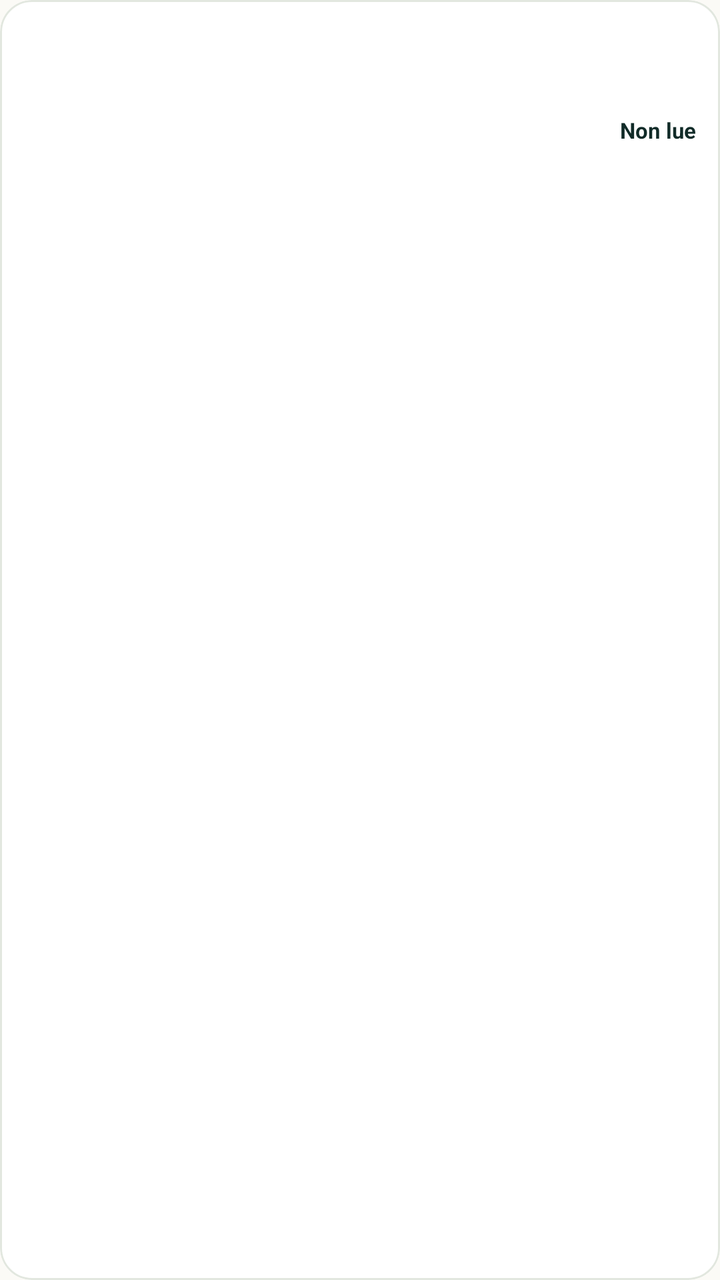
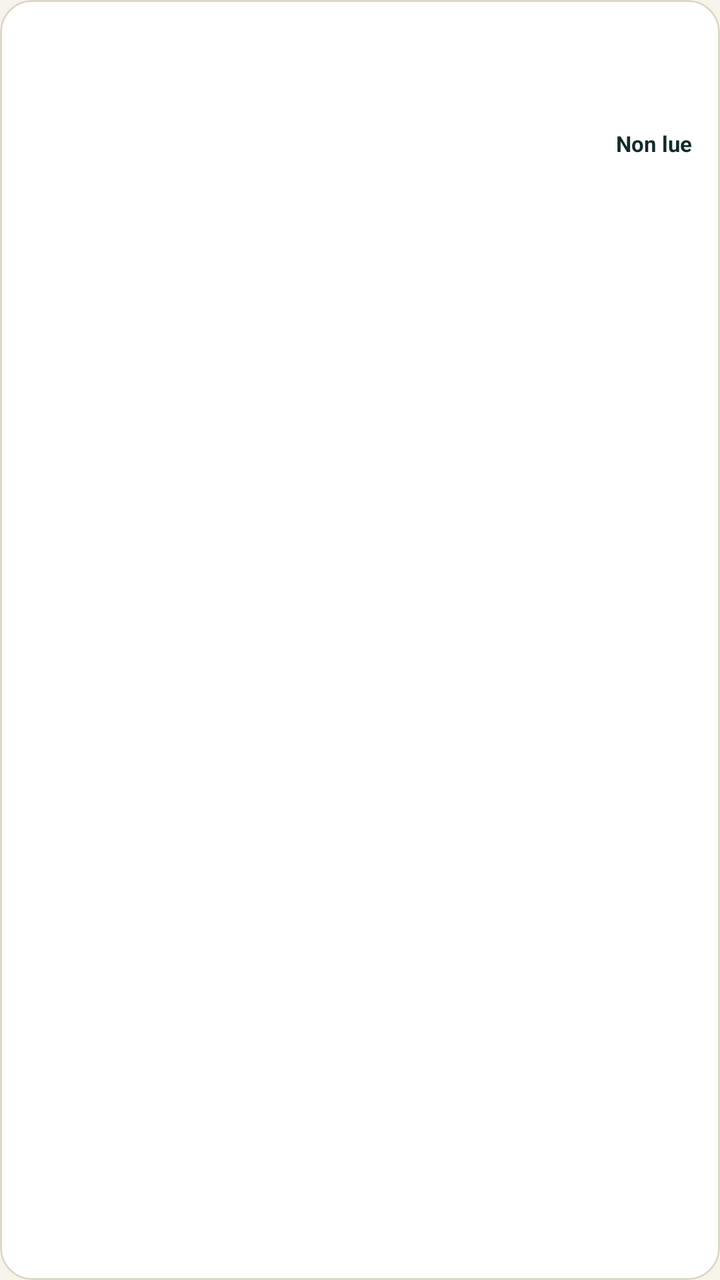

The first picture is an Android layout as it rendered before a commit; the second is the same layout after the commit. The layout source and the unified diff follow.
<!-- AndroidManifest.xml: application theme Theme.Masrouf1 -->
<!-- res/layout/item_notification.xml -->
<?xml version="1.0" encoding="utf-8"?>
<com.google.android.material.card.MaterialCardView xmlns:android="http://schemas.android.com/apk/res/android"
    xmlns:app="http://schemas.android.com/apk/res-auto"
    android:layout_width="match_parent"
    android:layout_height="wrap_content"
    android:layout_marginBottom="8dp"
    android:clickable="true"
    android:focusable="true"
    app:cardBackgroundColor="@color/alabaster"
    app:cardCornerRadius="16dp"
    app:strokeColor="@color/card_border"
    app:strokeWidth="1dp">
    <LinearLayout android:layout_width="match_parent" android:layout_height="wrap_content" android:orientation="vertical" android:padding="12dp">
        <TextView android:id="@+id/notification_title" android:layout_width="match_parent" android:layout_height="wrap_content" android:textColor="@color/forest" android:textStyle="bold" />
        <TextView android:id="@+id/notification_message" android:layout_width="match_parent" android:layout_height="wrap_content" android:layout_marginTop="4dp" android:textColor="@color/ink" />
        <LinearLayout android:layout_width="match_parent" android:layout_height="wrap_content" android:gravity="center_vertical" android:orientation="horizontal">
            <TextView android:id="@+id/notification_date" android:layout_width="0dp" android:layout_height="wrap_content" android:layout_weight="1" android:layout_marginTop="6dp" android:textColor="@color/muted_green" android:textSize="12sp" />
            <TextView android:id="@+id/notification_unread_badge" android:layout_width="wrap_content" android:layout_height="wrap_content" android:text="@string/notification_unread" android:textColor="@color/forest" android:textSize="11sp" android:textStyle="bold" />
        </LinearLayout>
    </LinearLayout>
</com.google.android.material.card.MaterialCardView>
<!-- resources referenced by this layout -->
<resources>
  <color name="card_border">#E2E7DF</color>
  <color name="ink">#112B28</color>
  <color name="muted_green">#61746D</color>
  <style name="Base.Theme.Masrouf1" parent="Theme.Material3.DayNight.NoActionBar">
          
          <item name="colorPrimary">@color/forest</item>
          <item name="colorOnPrimary">@color/alabaster</item>
          <item name="colorPrimaryContainer">@color/mint</item>
          <item name="colorOnPrimaryContainer">@color/forest</item>
          <item name="colorSecondary">@color/emerald</item>
          <item name="colorOnSecondary">@color/alabaster</item>
          <item name="colorSecondaryContainer">@color/mint_light</item>
          <item name="colorOnSecondaryContainer">@color/forest</item>
          <item name="colorTertiary">@color/mint_accent</item>
          <item name="colorOnTertiary">@color/forest</item>
          <item name="colorTertiaryContainer">@color/mint</item>
          <item name="colorOnTertiaryContainer">@color/forest</item>
  
          
          <item name="colorControlActivated">@color/emerald</item>
          <item name="colorControlHighlight">@color/mint</item>
          <item name="colorControlNormal">@color/muted_green</item>
          <item name="colorAccent">@color/emerald</item>
          <item name="android:colorAccent">@color/emerald</item>
          <item name="android:textColorHighlight">@color/mint</item>
  
          
          <item name="colorSurface">@color/alabaster</item>
          <item name="colorOnSurface">@color/forest</item>
          <item name="colorSurfaceVariant">@color/cream</item>
          <item name="colorOnSurfaceVariant">@color/muted_green</item>
          <item name="colorSurfaceContainerLowest">@color/alabaster</item>
          <item name="colorSurfaceContainerLow">@color/cream</item>
          <item name="colorSurfaceContainer">@color/cream</item>
          <item name="colorSurfaceContainerHigh">@color/mint</item>
          <item name="colorSurfaceContainerHighest">@color/mint</item>
          <item name="android:colorBackground">@color/cream</item>
          <item name="colorOnBackground">@color/forest</item>
  
          
          <item name="colorError">@color/coral</item>
          <item name="colorOnError">@color/alabaster</item>
  
          
          <item name="colorOutline">@color/card_border</item>
          <item name="colorOutlineVariant">@color/card_border</item>
  
          
          <item name="android:textColorPrimary">@color/forest</item>
          <item name="android:textColorSecondary">@color/muted_green</item>
          <item name="android:textColorHint">@color/muted_green</item>
  
          
          <item name="android:windowLightStatusBar">true</item>
          <item name="android:statusBarColor">@color/cream</item>
          <item name="android:navigationBarColor">@color/cream</item>
          <item name="android:windowBackground">@color/cream</item>
  
          
          <item name="android:colorEdgeEffect">@color/mint_accent</item>
  
          
          <item name="textInputStyle">@style/Widget.Masrouf.TextInputLayout</item>
          <item name="chipStyle">@style/Widget.Masrouf.Chip</item>
          <item name="materialButtonOutlinedStyle">@style/Widget.Masrouf.Button.Outlined</item>
          <item name="materialAlertDialogTheme">@style/ThemeOverlay.Masrouf.AlertDialog</item>
          
          <item name="editTextStyle">@style/Widget.Masrouf.EditText</item>
          
          <item name="android:textColor">@color/ink</item>
          
          <item name="materialButtonStyle">@style/Widget.Masrouf.Button.Material</item>
      </style>
  <color name="mint_accent">#85B8A5</color>
  <color name="cream">#FBFAF6</color>
  <style name="Widget.Masrouf.TextInputLayout" parent="Widget.Material3.TextInputLayout.OutlinedBox">
          <item name="boxBackgroundColor">@color/alabaster</item>
          <item name="boxStrokeColor">@color/text_input_stroke_color</item>
          <item name="hintEnabled">false</item>
          <item name="hintTextColor">@color/text_input_label_color</item>
          <item name="android:textColorHint">@color/muted_green</item>
          <item name="boxCornerRadiusTopStart">12dp</item>
          <item name="boxCornerRadiusTopEnd">12dp</item>
          <item name="boxCornerRadiusBottomStart">12dp</item>
          <item name="boxCornerRadiusBottomEnd">12dp</item>
      </style>
  <style name="Widget.Masrouf.Chip" parent="Widget.Material3.Chip.Filter">
          <item name="chipBackgroundColor">@color/chip_background_color</item>
          <item name="chipStrokeColor">@color/chip_stroke_color</item>
          <item name="chipStrokeWidth">1dp</item>
          <item name="android:textColor">@color/forest</item>
          <item name="checkedIconTint">@color/emerald</item>
      </style>
  <style name="Widget.Masrouf.Button.Outlined" parent="Widget.Material3.Button.OutlinedButton">
          <item name="android:textColor">@color/forest</item>
          <item name="strokeColor">@color/forest</item>
          <item name="iconTint">@color/forest</item>
      </style>
  <style name="ThemeOverlay.Masrouf.AlertDialog" parent="ThemeOverlay.Material3.MaterialAlertDialog">
          <item name="colorPrimary">@color/forest</item>
          <item name="colorSecondary">@color/emerald</item>
          <item name="colorSurface">@color/alabaster</item>
          <item name="colorSurfaceContainerHigh">@color/alabaster</item>
          <item name="buttonBarPositiveButtonStyle">@style/Widget.Masrouf.DialogButton</item>
          <item name="buttonBarNegativeButtonStyle">@style/Widget.Masrouf.DialogButton</item>
          <item name="buttonBarNeutralButtonStyle">@style/Widget.Masrouf.DialogButton</item>
      </style>
  <style name="Widget.Masrouf.EditText" parent="Widget.AppCompat.EditText">
          <item name="android:textColor">@color/ink</item>
          <item name="android:textColorHint">@color/muted_green</item>
      </style>
  <style name="Widget.Masrouf.DialogButton" parent="Widget.Material3.Button.TextButton.Dialog">
          <item name="android:textColor">@color/emerald</item>
      </style>
  <!-- unchanged entries left out for length: 9 -->
</resources>

<!-- the commit's change to res/layout/item_notification.xml (unified diff, before → after) -->
@@ -3,19 +3,79 @@
     xmlns:app="http://schemas.android.com/apk/res-auto"
     android:layout_width="match_parent"
     android:layout_height="wrap_content"
-    android:layout_marginBottom="8dp"
+    android:layout_marginBottom="10dp"
     android:clickable="true"
     android:focusable="true"
     app:cardBackgroundColor="@color/alabaster"
     app:cardCornerRadius="16dp"
+    app:cardElevation="0dp"
     app:strokeColor="@color/card_border"
     app:strokeWidth="1dp">
-    <LinearLayout android:layout_width="match_parent" android:layout_height="wrap_content" android:orientation="vertical" android:padding="12dp">
-        <TextView android:id="@+id/notification_title" android:layout_width="match_parent" android:layout_height="wrap_content" android:textColor="@color/forest" android:textStyle="bold" />
-        <TextView android:id="@+id/notification_message" android:layout_width="match_parent" android:layout_height="wrap_content" android:layout_marginTop="4dp" android:textColor="@color/ink" />
-        <LinearLayout android:layout_width="match_parent" android:layout_height="wrap_content" android:gravity="center_vertical" android:orientation="horizontal">
-            <TextView android:id="@+id/notification_date" android:layout_width="0dp" android:layout_height="wrap_content" android:layout_weight="1" android:layout_marginTop="6dp" android:textColor="@color/muted_green" android:textSize="12sp" />
-            <TextView android:id="@+id/notification_unread_badge" android:layout_width="wrap_content" android:layout_height="wrap_content" android:text="@string/notification_unread" android:textColor="@color/forest" android:textSize="11sp" android:textStyle="bold" />
+
+    <LinearLayout
+        android:layout_width="match_parent"
+        android:layout_height="wrap_content"
+        android:orientation="vertical"
+        android:padding="14dp">
+
+        <LinearLayout
+            android:layout_width="match_parent"
+            android:layout_height="wrap_content"
+            android:gravity="center_vertical"
+            android:orientation="horizontal">
+
+            <TextView
+                android:id="@+id/notification_title"
+                android:layout_width="0dp"
+                android:layout_height="wrap_content"
+                android:layout_weight="1"
+                android:textColor="@color/forest"
+                android:textSize="14sp"
+                android:textStyle="bold" />
+
+            <TextView
+                android:id="@+id/notification_severity_badge"
+                android:layout_width="wrap_content"
+                android:layout_height="wrap_content"
+                android:layout_marginStart="8dp"
+                android:paddingHorizontal="8dp"
+                android:paddingVertical="2dp"
+                android:textSize="10sp"
+                android:textStyle="bold"
+                android:visibility="gone" />
+        </LinearLayout>
+
+        <TextView
+            android:id="@+id/notification_message"
+            android:layout_width="match_parent"
+            android:layout_height="wrap_content"
+            android:layout_marginTop="5dp"
+            android:textColor="@color/ink"
+            android:textSize="13sp" />
+
+        <LinearLayout
+            android:layout_width="match_parent"
+            android:layout_height="wrap_content"
+            android:layout_marginTop="8dp"
+            android:gravity="center_vertical"
+            android:orientation="horizontal">
+
+            <TextView
+                android:id="@+id/notification_date"
+                android:layout_width="0dp"
+                android:layout_height="wrap_content"
+                android:layout_weight="1"
+                android:textColor="@color/muted_green"
+                android:textSize="12sp" />
+
+            <TextView
+                android:id="@+id/notification_unread_badge"
+                android:layout_width="wrap_content"
+                android:layout_height="wrap_content"
+                android:text="@string/notification_unread"
+                android:textColor="@color/forest"
+                android:textSize="11sp"
+                android:textStyle="bold" />
         </LinearLayout>
     </LinearLayout>
 </com.google.android.material.card.MaterialCardView>
<!-- resource entries referenced after the edit -->
@@ -1,86 +1,95 @@
 <!-- resources referenced by this layout -->
 <resources>
-  <color name="card_border">#E2E7DF</color>
-  <color name="ink">#112B28</color>
-  <color name="muted_green">#61746D</color>
+  <color name="card_border">#DDD7C8</color>
+  <color name="ink">#FF000000</color>
+  <color name="muted_green">#3B4D45</color>
   <style name="Base.Theme.Masrouf1" parent="Theme.Material3.DayNight.NoActionBar">
-          
           <item name="colorPrimary">@color/forest</item>
           <item name="colorOnPrimary">@color/alabaster</item>
           <item name="colorPrimaryContainer">@color/mint</item>
-          <item name="colorOnPrimaryContainer">@color/forest</item>
+          <item name="colorOnPrimaryContainer">@color/black</item>
           <item name="colorSecondary">@color/emerald</item>
           <item name="colorOnSecondary">@color/alabaster</item>
           <item name="colorSecondaryContainer">@color/mint_light</item>
-          <item name="colorOnSecondaryContainer">@color/forest</item>
-          <item name="colorTertiary">@color/mint_accent</item>
-          <item name="colorOnTertiary">@color/forest</item>
+          <item name="colorOnSecondaryContainer">@color/black</item>
+          <item name="colorTertiary">@color/emerald</item>
+          <item name="colorOnTertiary">@color/alabaster</item>
           <item name="colorTertiaryContainer">@color/mint</item>
-          <item name="colorOnTertiaryContainer">@color/forest</item>
+          <item name="colorOnTertiaryContainer">@color/black</item>
   
           
           <item name="colorControlActivated">@color/emerald</item>
           <item name="colorControlHighlight">@color/mint</item>
-          <item name="colorControlNormal">@color/muted_green</item>
+          <item name="colorControlNormal">@color/black</item>
           <item name="colorAccent">@color/emerald</item>
           <item name="android:colorAccent">@color/emerald</item>
           <item name="android:textColorHighlight">@color/mint</item>
   
           
           <item name="colorSurface">@color/alabaster</item>
-          <item name="colorOnSurface">@color/forest</item>
-          <item name="colorSurfaceVariant">@color/cream</item>
-          <item name="colorOnSurfaceVariant">@color/muted_green</item>
+          <item name="colorOnSurface">@color/black</item>
+          <item name="colorSurfaceVariant">@color/form_beige</item>
+          <item name="colorOnSurfaceVariant">@color/black</item>
           <item name="colorSurfaceContainerLowest">@color/alabaster</item>
-          <item name="colorSurfaceContainerLow">@color/cream</item>
-          <item name="colorSurfaceContainer">@color/cream</item>
-          <item name="colorSurfaceContainerHigh">@color/mint</item>
+          <item name="colorSurfaceContainerLow">@color/form_beige</item>
+          <item name="colorSurfaceContainer">@color/form_beige</item>
+          <item name="colorSurfaceContainerHigh">@color/form_beige</item>
           <item name="colorSurfaceContainerHighest">@color/mint</item>
           <item name="android:colorBackground">@color/cream</item>
-          <item name="colorOnBackground">@color/forest</item>
-  
-          
+          <item name="colorOnBackground">@color/black</item>
+  
           <item name="colorError">@color/coral</item>
           <item name="colorOnError">@color/alabaster</item>
-  
-          
-          <item name="colorOutline">@color/card_border</item>
+          <item name="colorOutline">@color/input_border</item>
           <item name="colorOutlineVariant">@color/card_border</item>
   
-          
-          <item name="android:textColorPrimary">@color/forest</item>
-          <item name="android:textColorSecondary">@color/muted_green</item>
-          <item name="android:textColorHint">@color/muted_green</item>
-  
-          
+          <item name="android:textColor">@color/black</item>
+          <item name="android:textColorPrimary">@color/black</item>
+          <item name="android:textColorSecondary">@color/black</item>
+          <item name="android:textColorHint">@color/black</item>
+          <item name="textColorAlertDialogListItem">@color/black</item>
+  
           <item name="android:windowLightStatusBar">true</item>
           <item name="android:statusBarColor">@color/cream</item>
           <item name="android:navigationBarColor">@color/cream</item>
           <item name="android:windowBackground">@color/cream</item>
-  
-          
-          <item name="android:colorEdgeEffect">@color/mint_accent</item>
+          <item name="android:colorEdgeEffect">@color/emerald</item>
   
           
           <item name="textInputStyle">@style/Widget.Masrouf.TextInputLayout</item>
+          <item name="editTextStyle">@style/Widget.Masrouf.EditText</item>
+          <item name="spinnerStyle">@style/Widget.Masrouf.Spinner</item>
+          <item name="android:spinnerStyle">@style/Widget.Masrouf.Spinner</item>
+          <item name="spinnerDropDownItemStyle">@style/Widget.Masrouf.SpinnerDropDownItem</item>
+          <item name="android:spinnerDropDownItemStyle">@style/Widget.Masrouf.SpinnerDropDownItem</item>
+          <item name="checkboxStyle">@style/Widget.Masrouf.CheckBox</item>
+          <item name="radioButtonStyle">@style/Widget.Masrouf.RadioButton</item>
+          <item name="android:checkedTextViewStyle">@style/Widget.Masrouf.CheckedTextView</item>
           <item name="chipStyle">@style/Widget.Masrouf.Chip</item>
+          <item name="materialButtonStyle">@style/Widget.Masrouf.Button.Material</item>
           <item name="materialButtonOutlinedStyle">@style/Widget.Masrouf.Button.Outlined</item>
+  
+          
+          <item name="alertDialogTheme">@style/ThemeOverlay.Masrouf.AlertDialog</item>
+          <item name="android:alertDialogTheme">@style/ThemeOverlay.Masrouf.AlertDialog</item>
           <item name="materialAlertDialogTheme">@style/ThemeOverlay.Masrouf.AlertDialog</item>
-          
-          <item name="editTextStyle">@style/Widget.Masrouf.EditText</item>
-          
-          <item name="android:textColor">@color/ink</item>
-          
-          <item name="materialButtonStyle">@style/Widget.Masrouf.Button.Material</item>
-      </style>
-  <color name="mint_accent">#85B8A5</color>
-  <color name="cream">#FBFAF6</color>
+          <item name="android:datePickerDialogTheme">@style/ThemeOverlay.Masrouf.DatePicker</item>
+          <item name="bottomSheetDialogTheme">@style/ThemeOverlay.Masrouf.BottomSheet</item>
+      </style>
+  <color name="black">#FF000000</color>
+  <color name="form_beige">#FAF6EC</color>
+  <color name="cream">#F7F4EC</color>
+  <color name="input_border">#C7C0AE</color>
   <style name="Widget.Masrouf.TextInputLayout" parent="Widget.Material3.TextInputLayout.OutlinedBox">
-          <item name="boxBackgroundColor">@color/alabaster</item>
+          <item name="boxBackgroundColor">@color/form_beige</item>
+          <item name="boxBackgroundMode">outline</item>
           <item name="boxStrokeColor">@color/text_input_stroke_color</item>
+          <item name="cursorColor">@color/emerald</item>
+          <item name="endIconTint">@color/black</item>
+          <item name="startIconTint">@color/black</item>
           <item name="hintEnabled">false</item>
-          <item name="hintTextColor">@color/text_input_label_color</item>
-          <item name="android:textColorHint">@color/muted_green</item>
+          <item name="hintTextColor">@color/black</item>
+          <item name="android:textColorHint">@color/black</item>
           <item name="boxCornerRadiusTopStart">12dp</item>
           <item name="boxCornerRadiusTopEnd">12dp</item>
           <item name="boxCornerRadiusBottomStart">12dp</item>
@@ -90,29 +99,110 @@
           <item name="chipBackgroundColor">@color/chip_background_color</item>
           <item name="chipStrokeColor">@color/chip_stroke_color</item>
           <item name="chipStrokeWidth">1dp</item>
-          <item name="android:textColor">@color/forest</item>
+          <item name="android:textColor">@color/black</item>
           <item name="checkedIconTint">@color/emerald</item>
       </style>
   <style name="Widget.Masrouf.Button.Outlined" parent="Widget.Material3.Button.OutlinedButton">
-          <item name="android:textColor">@color/forest</item>
-          <item name="strokeColor">@color/forest</item>
-          <item name="iconTint">@color/forest</item>
+          <item name="android:minHeight">48dp</item>
+          <item name="backgroundTint">@color/form_beige</item>
+          <item name="android:textColor">@color/black</item>
+          <item name="strokeColor">@color/input_border</item>
+          <item name="iconTint">@color/black</item>
       </style>
   <style name="ThemeOverlay.Masrouf.AlertDialog" parent="ThemeOverlay.Material3.MaterialAlertDialog">
           <item name="colorPrimary">@color/forest</item>
           <item name="colorSecondary">@color/emerald</item>
-          <item name="colorSurface">@color/alabaster</item>
-          <item name="colorSurfaceContainerHigh">@color/alabaster</item>
-          <item name="buttonBarPositiveButtonStyle">@style/Widget.Masrouf.DialogButton</item>
-          <item name="buttonBarNegativeButtonStyle">@style/Widget.Masrouf.DialogButton</item>
-          <item name="buttonBarNeutralButtonStyle">@style/Widget.Masrouf.DialogButton</item>
+          <item name="colorControlActivated">@color/emerald</item>
+          <item name="colorSurface">@color/form_beige</item>
+          <item name="colorSurfaceContainerHigh">@color/form_beige</item>
+          <item name="android:windowBackground">@drawable/bg_dropdown_beige</item>
+          <item name="android:textColor">@color/black</item>
+          <item name="android:textColorPrimary">@color/black</item>
+          <item name="android:textColorSecondary">@color/black</item>
+          <item name="textColorAlertDialogListItem">@color/black</item>
+          <item name="buttonBarPositiveButtonStyle">@style/Widget.Masrouf.DialogButton.Positive</item>
+          <item name="buttonBarNegativeButtonStyle">@style/Widget.Masrouf.DialogButton.Negative</item>
+          <item name="buttonBarNeutralButtonStyle">@style/Widget.Masrouf.DialogButton.Negative</item>
+      </style>
+  <style name="ThemeOverlay.Masrouf.DatePicker" parent="ThemeOverlay.Material3.MaterialCalendar">
+          <item name="colorPrimary">@color/emerald</item>
+          <item name="colorOnPrimary">@color/alabaster</item>
+          <item name="colorSecondary">@color/forest</item>
+          <item name="colorOnSecondary">@color/alabaster</item>
+          <item name="colorSurface">@color/form_beige</item>
+          <item name="colorOnSurface">@color/black</item>
+          <item name="colorSurfaceContainerHigh">@color/form_beige</item>
+          <item name="android:colorAccent">@color/emerald</item>
+          <item name="android:headerBackground">@color/forest</item>
+          <item name="android:textColorPrimary">@color/black</item>
+          <item name="android:textColorSecondary">@color/black</item>
+          <item name="buttonBarPositiveButtonStyle">@style/Widget.Masrouf.DialogButton.Positive</item>
+          <item name="buttonBarNegativeButtonStyle">@style/Widget.Masrouf.DialogButton.Negative</item>
+      </style>
+  <style name="ThemeOverlay.Masrouf.BottomSheet" parent="ThemeOverlay.Material3.BottomSheetDialog">
+          <item name="colorPrimary">@color/emerald</item>
+          <item name="colorSurface">@color/form_beige</item>
+          <item name="colorSurfaceContainerLow">@color/form_beige</item>
+          <item name="android:textColor">@color/black</item>
+          <item name="android:textColorPrimary">@color/black</item>
+      </style>
+  <!-- drawable bg_allocation_input (drawable) -->
+  <?xml version="1.0" encoding="utf-8"?>
+  <shape xmlns:android="http://schemas.android.com/apk/res/android"
+      android:shape="rectangle">
+      <solid android:color="@color/form_beige" />
+      <corners android:radius="12dp" />
+      <stroke
+          android:width="1.2dp"
+          android:color="@color/input_border" />
+  </shape>
+  <!-- drawable bg_dropdown_beige (drawable) -->
+  <?xml version="1.0" encoding="utf-8"?>
+  <shape xmlns:android="http://schemas.android.com/apk/res/android"
+      android:shape="rectangle">
+      <solid android:color="@color/form_beige" />
+      <corners android:radius="14dp" />
+      <stroke
+          android:width="1.2dp"
+          android:color="@color/input_border" />
+  </shape>
+  <style name="Widget.Masrouf.DialogButton.Positive" parent="Widget.Material3.Button">
+          <item name="backgroundTint">@color/emerald</item>
+          <item name="android:textColor">@color/alabaster</item>
+          <item name="cornerRadius">12dp</item>
+      </style>
+  <style name="Widget.Masrouf.DialogButton.Negative" parent="Widget.Material3.Button.OutlinedButton">
+          <item name="backgroundTint">@color/form_beige</item>
+          <item name="android:textColor">@color/black</item>
+          <item name="strokeColor">@color/input_border</item>
+          <item name="cornerRadius">12dp</item>
       </style>
   <style name="Widget.Masrouf.EditText" parent="Widget.AppCompat.EditText">
-          <item name="android:textColor">@color/ink</item>
-          <item name="android:textColorHint">@color/muted_green</item>
-      </style>
-  <style name="Widget.Masrouf.DialogButton" parent="Widget.Material3.Button.TextButton.Dialog">
-          <item name="android:textColor">@color/emerald</item>
+          <item name="android:textColor">@color/black</item>
+          <item name="android:textColorHint">@color/black</item>
+          <item name="android:background">@drawable/bg_allocation_input</item>
+      </style>
+  <style name="Widget.Masrouf.Spinner" parent="Widget.AppCompat.Spinner">
+          <item name="android:popupBackground">@drawable/bg_dropdown_beige</item>
+          <item name="android:background">@drawable/bg_allocation_input</item>
+      </style>
+  <style name="Widget.Masrouf.SpinnerDropDownItem" parent="Widget.AppCompat.DropDownItem.Spinner">
+          <item name="android:textColor">@color/black</item>
+          <item name="android:background">@color/form_beige</item>
+          <item name="android:minHeight">48dp</item>
+      </style>
+  <style name="Widget.Masrouf.CheckBox" parent="Widget.Material3.CompoundButton.CheckBox">
+          <item name="buttonTint">@color/masrouf_check_tint</item>
+          <item name="android:textColor">@color/black</item>
+      </style>
+  <style name="Widget.Masrouf.RadioButton" parent="Widget.Material3.CompoundButton.RadioButton">
+          <item name="buttonTint">@color/masrouf_check_tint</item>
+          <item name="android:textColor">@color/black</item>
+      </style>
+  <style name="Widget.Masrouf.CheckedTextView" parent="Widget.AppCompat.TextView">
+          <item name="android:textColor">@color/black</item>
+          <item name="android:background">@color/form_beige</item>
+          <item name="android:checkMarkTint">@color/emerald</item>
       </style>
   <!-- unchanged entries left out for length: 9 -->
 </resources>
